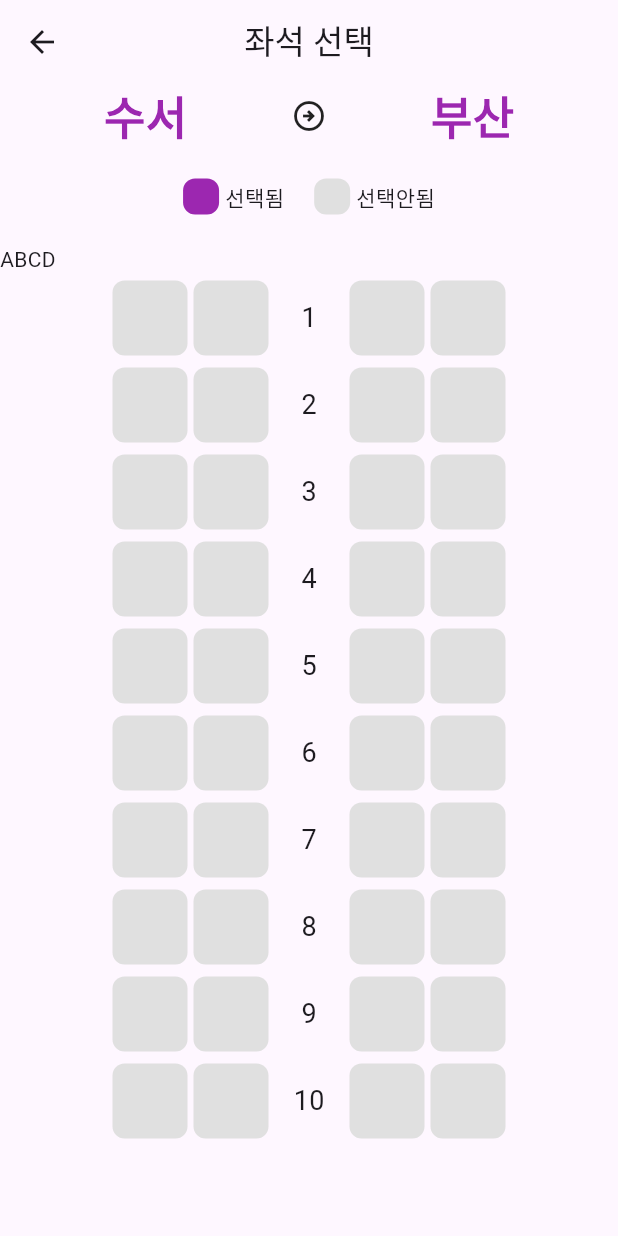
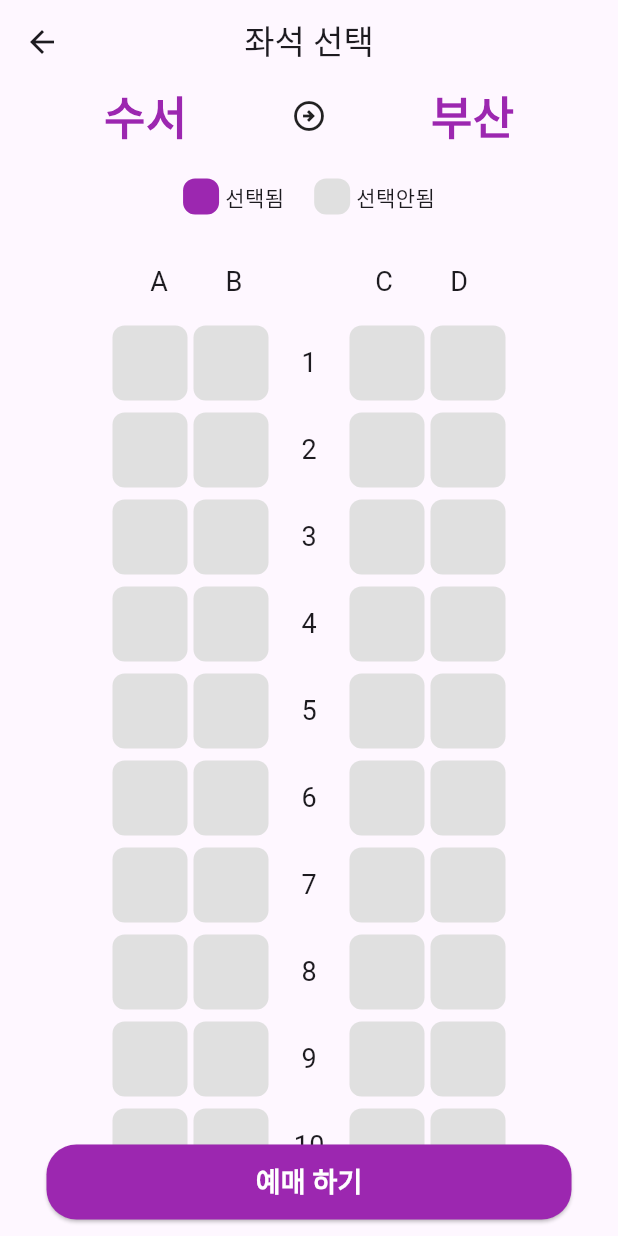
Before and after one commit to seonghoon-02/flutter_train_app, a Flutter app: the SeatPage screen opened directly, on a phone screen of 412 x 824 dp. Run offline on Flutter 3.47's test engine with Material 3 defaults, Android fonts, the phone set to English and light mode, and no system bars.

Commit message:
feat : 예매하기 버튼 ui 구현

```diff
--- a/lib/seat_page.dart
+++ b/lib/seat_page.dart
@@ -42,19 +42,50 @@ class SeatPage extends StatelessWidget {
             ),
           ),
           Row(
+            mainAxisAlignment: MainAxisAlignment.center,
             children: [
-              Text('A'),
-              Text('B'),
-              Text('C'),
-              Text('D'),
+              stringInConBox50('A'),
+              stringInConBox50('B'),
+              Container(
+                height: 50,
+                width: 50,
+              ),
+              stringInConBox50('C'),
+              stringInConBox50('D'),
             ],
           ),
           Container(
-            height: 582,
+            height: 550,
             child: ListView(
               //리스트제네레이터를 사용하여 20개의 Row를 만듬
               children: List.generate(20, (index) => rowSeat(index + 1)),
             ),
+          ),
+          SizedBox(
+            width: 350,
+            height: 50,
+            //좌석 선택 버튼
+            child: ElevatedButton(
+                style: ElevatedButton.styleFrom(
+                    backgroundColor: Colors.purple,
+                    shape: RoundedRectangleBorder(
+                        borderRadius: BorderRadius.circular(20))),
+
+                ///버튼 선택시 호출할 함수
+                onPressed: () {
+                  /// 화면 이동 코드 SeatPage로 이동
+                  // Navigator.push(context, MaterialPageRoute(builder: (context) {
+                  //   return SeatPage('수서', '부산');
+                  // }));
+                },
+                child: Text(
+                  '예매 하기',
+                  style: TextStyle(
+                    fontSize: 18,
+                    fontWeight: FontWeight.bold,
+                    color: Colors.white,
+                  ),
+                )),
           ),
         ],
       ),
@@ -76,21 +107,25 @@ class SeatPage extends StatelessWidget {
       children: [
         noSelectSeat(),
         noSelectSeat(),
-        Container(
+        stringInConBox50(seatRowNum.toStringAsFixed(0)),
+        noSelectSeat(),
+        noSelectSeat()
+      ],
+    );
+  }
+
+  Container stringInConBox50(String text) {
+    return Container(
       height: 50,
       width: 50,
       child: Center(
         child: Text(
-              seatRowNum.toStringAsFixed(0),
+          text,
           style: TextStyle(
             fontSize: 18,
           ),
         ),
       ),
-        ),
-        noSelectSeat(),
-        noSelectSeat()
-      ],
     );
   }
 
```
Lines whose indentation alone changed are shown as unchanged.
